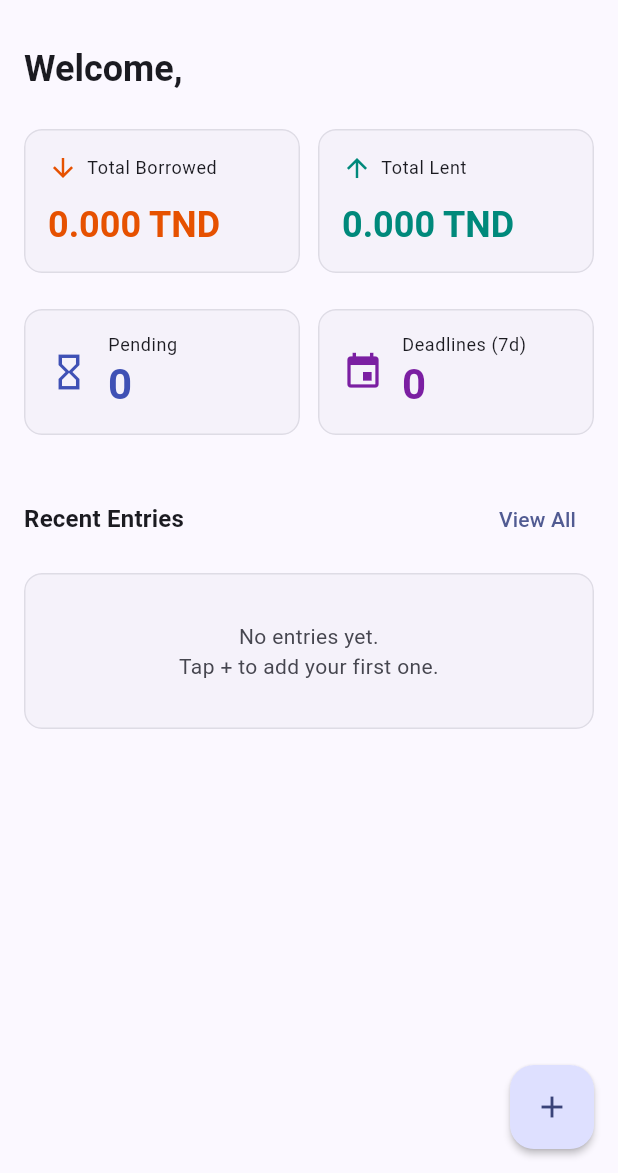
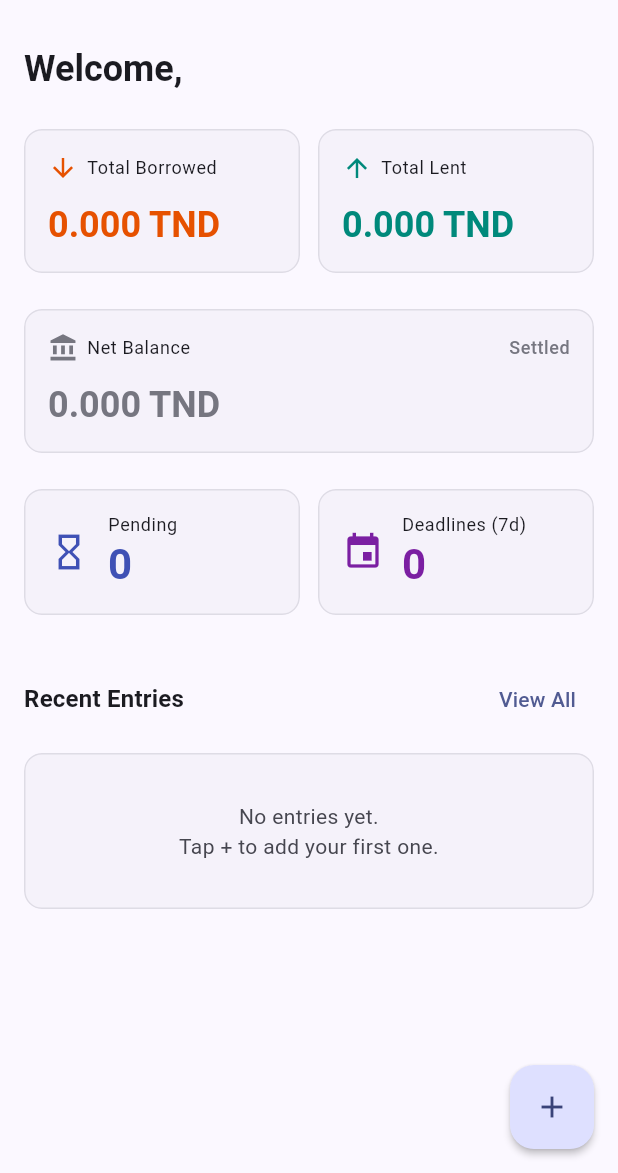
Before and after one commit to MaherCh9752/borrow-tracker, a Flutter app: the screen it shows once a user with an empty profile is signed in, after a tap on "Skip", on a phone screen of 412 x 824 dp, the part 63-1236 px from its top. Run offline on Flutter 3.47's test engine with Material 3 defaults, Android fonts, the phone set to English and light mode, and no system bars; our stand-ins replace cloud_firestore, connectivity_plus, csv, file_picker, firebase_auth, firebase_core and 10 more; missing offline and left inert: workmanager; accounts and stored records are empty.

Commit message:
feat: add net balance calculation and fix creator name display in pending requests
- Add netBalance getter to SharedEntryProvider (lent - borrowed)
- Add calculateNetBalance(userId) for per-user net balance
- Add netBalancesByUser map for all user balances
- Add Net Balance card to dashboard (positive/negative/zero states)
- Add createdByName field to SharedEntry model
- Fix _ApprovalCard to show creator name instead of linked user name
- Add relation labels ('from X' / 'with X') to recent entries and all records
- Update README with net balance and relation label documentation

```diff
--- a/lib/models/shared_entry_model.dart
+++ b/lib/models/shared_entry_model.dart
@@ -2,6 +2,7 @@ import 'borrow_lend.dart';
 
 class SharedEntry extends BorrowLend {
   final String createdBy;
+  final String? createdByName;
   final List<String> participants;
   final DateTime? updatedAt;
   final String? linkedUserId;
@@ -19,6 +20,7 @@ class SharedEntry extends BorrowLend {
     super.deadline,
     super.status = EntryStatus.pending,
     required this.createdBy,
+    this.createdByName,
     required this.participants,
     this.updatedAt,
     this.linkedUserId,
@@ -38,6 +40,7 @@ class SharedEntry extends BorrowLend {
     DateTime? deadline,
     EntryStatus? status,
     String? createdBy,
+    String? createdByName,
     List<String>? participants,
     DateTime? updatedAt,
     String? linkedUserId,
@@ -55,6 +58,7 @@ class SharedEntry extends BorrowLend {
       deadline: deadline ?? this.deadline,
       status: status ?? this.status,
       createdBy: createdBy ?? this.createdBy,
+      createdByName: createdByName ?? this.createdByName,
       participants: participants ?? this.participants,
       updatedAt: updatedAt ?? this.updatedAt,
       linkedUserId: linkedUserId ?? this.linkedUserId,
@@ -75,6 +79,7 @@ class SharedEntry extends BorrowLend {
       'deadline': deadline?.toIso8601String(),
       'status': status.name,
       'createdBy': createdBy,
+      'createdByName': createdByName,
       'participants': participants,
       'updatedAt': DateTime.now().toIso8601String(),
       'linkedUserId': linkedUserId,
@@ -97,6 +102,7 @@ class SharedEntry extends BorrowLend {
           : null,
       status: _parseEntryStatus(map['status']),
       createdBy: map['createdBy'] ?? '',
+      createdByName: map['createdByName'],
       participants: List<String>.from(map['participants'] ?? []),
       updatedAt: map['updatedAt'] != null
           ? DateTime.tryParse(map['updatedAt'])
--- a/lib/screens/add_edit_entry_screen.dart
+++ b/lib/screens/add_edit_entry_screen.dart
@@ -141,6 +141,9 @@ class _AddEditEntryScreenState extends State<AddEditEntryScreen> {
         deadline: _deadline,
         status: _status,
         createdBy: widget.isEditing ? widget.entry!.createdBy : userId,
+        createdByName: widget.isEditing
+            ? widget.entry!.createdByName
+            : context.read<AuthProvider>().user?.displayName,
         participants: [
           userId,
           if (_selectedPersonId != null && _selectedPersonId != userId)
--- a/lib/screens/dashboard_screen.dart
+++ b/lib/screens/dashboard_screen.dart
@@ -187,6 +187,8 @@ class _DashboardScreenState extends State<DashboardScreen> {
         const SizedBox(height: 8),
         _buildSummaryRow(theme, sharedEntryProvider),
         const SizedBox(height: 16),
+        _buildNetBalanceCard(theme, sharedEntryProvider),
+        const SizedBox(height: 16),
         _buildStatsRow(theme, sharedEntryProvider),
         const SizedBox(height: 24),
         _buildRecentSection(theme, sharedEntryProvider),
@@ -231,6 +233,57 @@ class _DashboardScreenState extends State<DashboardScreen> {
           ),
         ),
       ],
+    );
+  }
+
+  Widget _buildNetBalanceCard(ThemeData theme, SharedEntryProvider provider) {
+    final balance = provider.netBalance;
+    final isPositive = balance > 0;
+    final isZero = balance == 0;
+    final color = isZero
+        ? theme.colorScheme.outline
+        : isPositive
+            ? AppColors.lendColor
+            : AppColors.borrowColor;
+    final sign = isPositive ? '+' : '';
+    final label = isZero
+        ? 'Settled'
+        : isPositive
+            ? 'Others owe you'
+            : 'You owe others';
+
+    return Card(
+      child: Padding(
+        padding: const EdgeInsets.all(16),
+        child: Column(
+          crossAxisAlignment: CrossAxisAlignment.start,
+          children: [
+            Row(
+              children: [
+                Icon(Icons.account_balance, color: color, size: 20),
+                const SizedBox(width: 6),
+                Text('Net Balance', style: theme.textTheme.bodySmall),
+                const Spacer(),
+                Text(
+                  label,
+                  style: theme.textTheme.bodySmall?.copyWith(
+                    color: color,
+                    fontWeight: FontWeight.w500,
+                  ),
+                ),
+              ],
+            ),
+            const SizedBox(height: 12),
+            Text(
+              '$sign${balance.abs().toStringAsFixed(3)} ${AppConstants.defaultCurrency}',
+              style: theme.textTheme.headlineSmall?.copyWith(
+                fontWeight: FontWeight.bold,
+                color: color,
+              ),
+            ),
+          ],
+        ),
+      ),
     );
   }
 
@@ -517,6 +570,11 @@ class _RecentEntryTile extends StatelessWidget {
     final entryColor = isBorrow ? AppColors.borrowColor : AppColors.lendColor;
     final sign = isBorrow ? '-' : '+';
 
+    final isCreator = entry.createdBy == userId;
+    final relationLabel = isCreator
+        ? (entry.linkedUserName != null ? 'with ${entry.linkedUserName}' : null)
+        : (entry.createdByName != null ? 'from ${entry.createdByName}' : null);
+
     return Card(
       margin: const EdgeInsets.only(bottom: 8),
       child: ListTile(
@@ -532,10 +590,15 @@ class _RecentEntryTile extends StatelessWidget {
           entry.personName,
           style: const TextStyle(fontWeight: FontWeight.w500),
         ),
-        subtitle: Text(
-          _daysAgo(entry.createdAt),
-          style: TextStyle(color: theme.colorScheme.onSurfaceVariant),
-        ),
+        subtitle: relationLabel != null
+            ? Text(
+                relationLabel,
+                style: TextStyle(color: theme.colorScheme.onSurfaceVariant),
+              )
+            : Text(
+                _daysAgo(entry.createdAt),
+                style: TextStyle(color: theme.colorScheme.onSurfaceVariant),
+              ),
         trailing: Column(
           mainAxisSize: MainAxisSize.min,
           crossAxisAlignment: CrossAxisAlignment.end,
--- a/lib/screens/pending_requests_screen.dart
+++ b/lib/screens/pending_requests_screen.dart
@@ -188,7 +188,7 @@ class _WaitingCard extends StatelessWidget {
                             ),
                           ),
                           Text(
-                        'Waiting for ${entry.linkedUserName ?? 'them'} to approve',
+                            'Linked to ${entry.linkedUserName ?? 'them'} — waiting for approval',
                             style: theme.textTheme.bodySmall?.copyWith(
                               color: theme.colorScheme.onSurfaceVariant,
                             ),
@@ -281,7 +281,7 @@ class _ApprovalCard extends StatelessWidget {
                         ),
                       ),
                       Text(
-                        'Created by ${entry.linkedUserName ?? 'Unknown'}',
+                        'Created by ${entry.createdByName ?? 'Unknown'}',
                         style: theme.textTheme.bodySmall?.copyWith(
                           color: theme.colorScheme.onSurfaceVariant,
                         ),
```
Also changed, not shown: lib/providers/shared_entry_provider.dart (+50 -0 lines), lib/screens/all_records_screen.dart (+20 -0 lines), 2 other files. Lines whose indentation alone changed are shown as unchanged.
